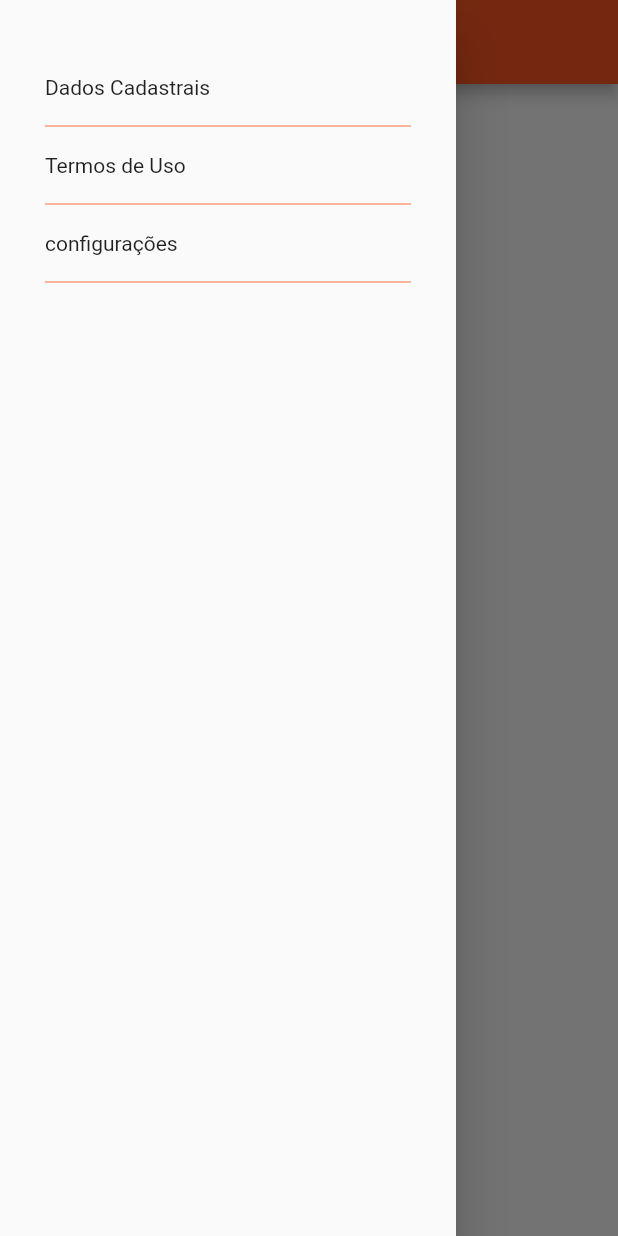
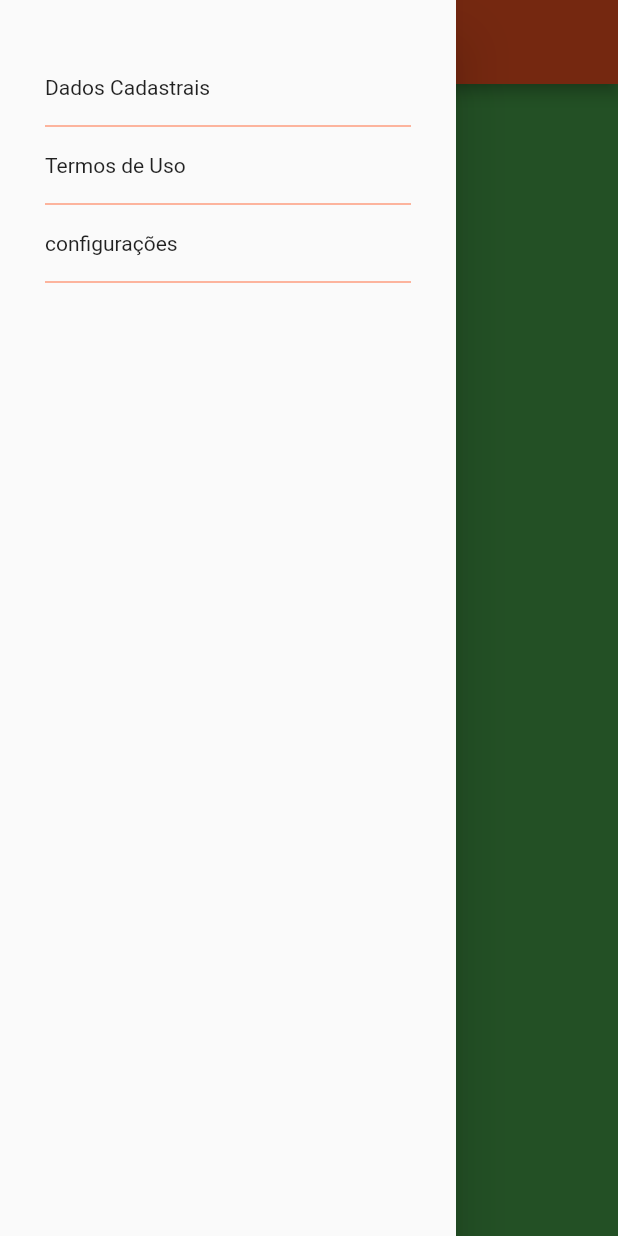
Before and after one commit to SabrinaVailante/learning_flutter_dio, a Flutter app: the PaginaPrincipal screen opened directly, with the side drawer open, on a phone screen of 412 x 824 dp. Run offline on Flutter 3.47's test engine with Material 2 defaults, Android fonts, the phone set to English and light mode, and no system bars; our stand-ins replace google_fonts; network calls fail.

Commit message:
Usando o PageView.

```diff
--- a/lib/funcionalidades/views/pagina_principal.dart
+++ b/lib/funcionalidades/views/pagina_principal.dart
@@ -1,5 +1,8 @@
 import 'package:flutter/material.dart';
 import 'package:leaningflutter/funcionalidades/views/dados_cadastrais.dart';
+import 'package:leaningflutter/funcionalidades/views/pagina_dois.dart';
+import 'package:leaningflutter/funcionalidades/views/pagina_tres.dart';
+import 'package:leaningflutter/funcionalidades/views/pagina_um.dart';
 
 class PaginaPrincipal extends StatefulWidget {
   const PaginaPrincipal({super.key});
@@ -53,6 +56,17 @@ class _PaginaPrincipalState extends State<PaginaPrincipal> {
           ),
         ),
       ),
+      body: Column(
+        children: [
+          Expanded(child:
+          PageView(scrollDirection: Axis.vertical, children: [
+            PaginaUm(),
+            PaginaDois(),
+            PaginaTres(),
+              Container(color: Colors.pink),
+            ],),)
+        ],
+      ),
     );
   }
 }
--- /dev/null
+++ b/lib/funcionalidades/views/pagina_um.dart
@@ -0,0 +1,17 @@
+import 'package:flutter/material.dart';
+
+class PaginaUm extends StatefulWidget {
+  const PaginaUm({super.key});
+
+  @override
+  State<PaginaUm> createState() => _PaginaUmState();
+}
+
+class _PaginaUmState extends State<PaginaUm> {
+  @override
+  Widget build(BuildContext context) {
+    return Container(
+      color: Colors.green,
+    );
+  }
+}
```
Also changed, not shown: lib/funcionalidades/views/pagina_dois.dart (added, +17 -0 lines), lib/funcionalidades/views/pagina_tres.dart (added, +17 -0 lines).
